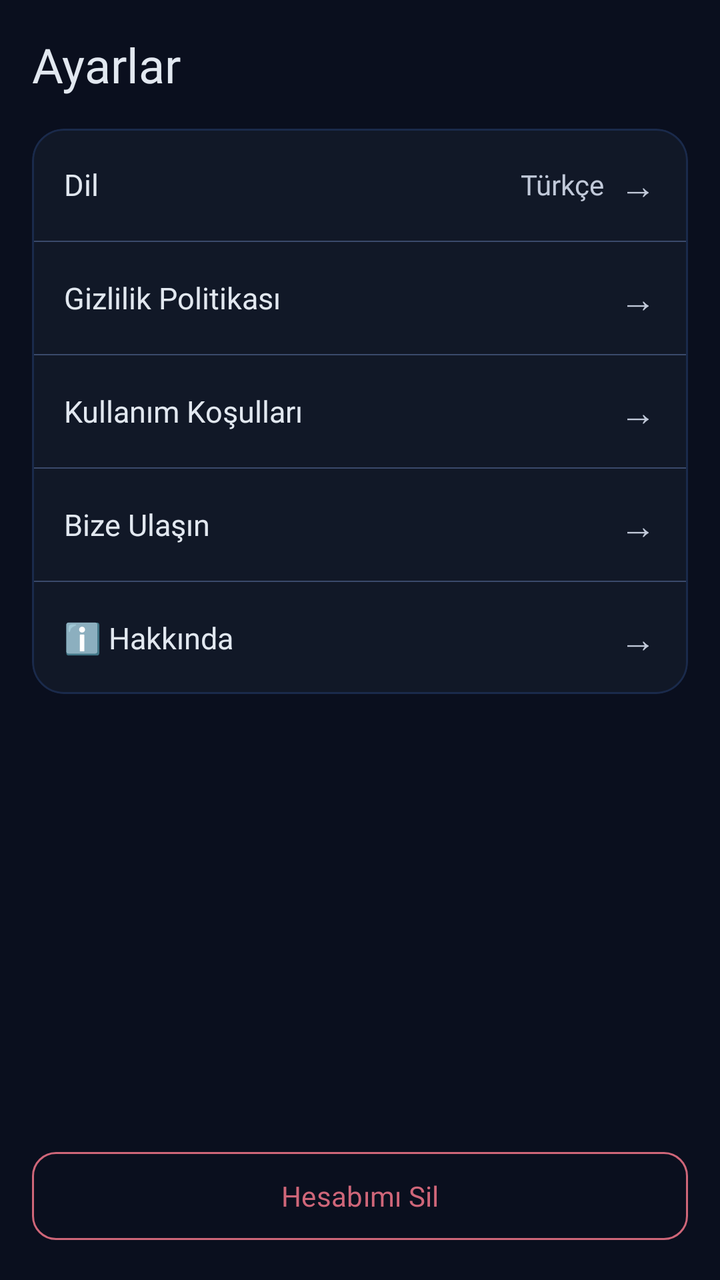
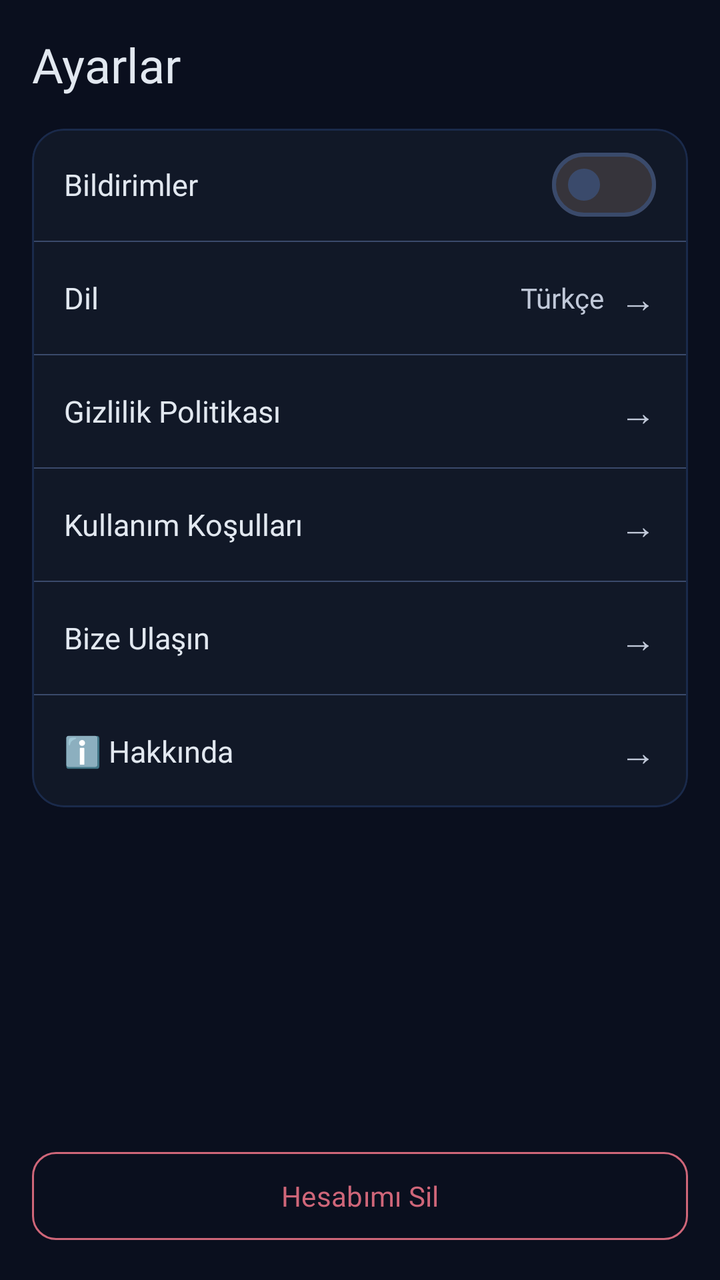

Two renders of the same Android screen: before a commit and after it. Below are the layout's source before the change and the commit's diff.
<!-- AndroidManifest.xml: application theme Theme.KPSSArena -->
<!-- res/layout/fragment_settings.xml -->
<?xml version="1.0" encoding="utf-8"?>
<LinearLayout
    xmlns:android="http://schemas.android.com/apk/res/android"
    xmlns:app="http://schemas.android.com/apk/res-auto"
    android:layout_width="match_parent"
    android:layout_height="match_parent"
    android:orientation="vertical"
    android:background="@color/background">
    <TextView
        android:layout_width="wrap_content"
        android:layout_height="wrap_content"
        android:text="@string/settings_title"
        android:textColor="@color/on_surface"
        android:textSize="24sp"
        android:fontFamily="@font/playfair_display_bold"
        android:layout_margin="16dp" />
    <com.google.android.material.card.MaterialCardView

        android:layout_width="match_parent"
        android:layout_height="wrap_content"
        app:cardCornerRadius="16dp"
        app:cardBackgroundColor="@color/surface"
        android:layout_marginHorizontal="16dp"
        android:layout_marginBottom="16dp">
        <LinearLayout
            android:layout_width="match_parent"
            android:layout_height="wrap_content"
            android:orientation="vertical">
            <LinearLayout
                android:id="@+id/item_notifications"
                android:visibility="gone"
                android:layout_width="match_parent"
                android:layout_height="56dp"
                android:orientation="horizontal"
                android:gravity="center_vertical"
                android:paddingHorizontal="16dp"
                android:clickable="true"
                android:focusable="true"
                android:background="?attr/selectableItemBackground">
                <TextView
                    android:layout_width="0dp"
                    android:layout_height="wrap_content"
                    android:layout_weight="1"
                    android:text="@string/settings_notifications"
                    android:textColor="@color/on_surface"
                    android:textSize="15sp" />
                <TextView
                    android:layout_width="wrap_content"
                    android:layout_height="wrap_content"
                    android:text="@string/action_arrow"
                    android:textColor="@color/on_surface_variant"
                    android:textSize="18sp" />
            </LinearLayout>

            <View android:layout_width="match_parent" android:layout_height="0.5dp" android:background="@color/outline" android:visibility="gone" />
            <LinearLayout
                android:id="@+id/item_language"
                android:layout_width="match_parent"
                android:layout_height="56dp"
                android:orientation="horizontal"
                android:gravity="center_vertical"
                android:paddingHorizontal="16dp"
                android:clickable="true"
                android:focusable="true"
                android:background="?attr/selectableItemBackground">
                <TextView
                    android:layout_width="0dp"
                    android:layout_height="wrap_content"
                    android:layout_weight="1"
                    android:text="@string/settings_language"
                    android:textColor="@color/on_surface"
                    android:textSize="15sp" />
                <TextView
                    android:id="@+id/tv_current_language"
                    android:layout_width="wrap_content"
                    android:layout_height="wrap_content"
                    android:text="@string/language_turkish"
                    android:textColor="@color/on_surface_variant"
                    android:textSize="14sp"
                    android:layout_marginEnd="8dp" />
                <TextView
                    android:layout_width="wrap_content"
                    android:layout_height="wrap_content"
                    android:text="@string/action_arrow"
                    android:textColor="@color/on_surface_variant"
                    android:textSize="18sp" />
            </LinearLayout>
            <View android:layout_width="match_parent" android:layout_height="0.5dp" android:background="@color/outline" />
            <LinearLayout
                android:id="@+id/item_privacy_policy"
                android:layout_width="match_parent"
                android:layout_height="56dp"
                android:orientation="horizontal"
                android:gravity="center_vertical"
                android:paddingHorizontal="16dp"
                android:clickable="true"
                android:focusable="true"
                android:background="?attr/selectableItemBackground">
                <TextView
                    android:layout_width="0dp"
                    android:layout_height="wrap_content"
                    android:layout_weight="1"
                    android:text="@string/settings_privacy_policy"
                    android:textColor="@color/on_surface"
                    android:textSize="15sp" />
                <TextView
                    android:layout_width="wrap_content"
                    android:layout_height="wrap_content"
                    android:text="@string/action_arrow"
                    android:textColor="@color/on_surface_variant"
                    android:textSize="18sp" />
            </LinearLayout>
            <View android:layout_width="match_parent" android:layout_height="0.5dp" android:background="@color/outline" />
            <LinearLayout
                android:id="@+id/item_terms_of_service"
                android:layout_width="match_parent"
                android:layout_height="56dp"
                android:orientation="horizontal"
                android:gravity="center_vertical"
                android:paddingHorizontal="16dp"
                android:clickable="true"

                android:focusable="true"
                android:background="?attr/selectableItemBackground">
                <TextView
                    android:layout_width="0dp"
                    android:layout_height="wrap_content"
                    android:layout_weight="1"
                    android:text="@string/settings_terms_of_service"
                    android:textColor="@color/on_surface"
                    android:textSize="15sp" />
                <TextView
                    android:layout_width="wrap_content"
                    android:layout_height="wrap_content"
                    android:text="@string/action_arrow"
                    android:textColor="@color/on_surface_variant"
                    android:textSize="18sp" />
            </LinearLayout>
            <View android:layout_width="match_parent" android:layout_height="0.5dp" android:background="@color/outline" />
            <LinearLayout
                android:id="@+id/item_contact_us"
                android:layout_width="match_parent"
                android:layout_height="56dp"
                android:orientation="horizontal"
                android:gravity="center_vertical"
                android:paddingHorizontal="16dp"
                android:clickable="true"
                android:focusable="true"
                android:background="?attr/selectableItemBackground">
                <TextView
                    android:layout_width="0dp"
                    android:layout_height="wrap_content"
                    android:layout_weight="1"
                    android:text="@string/settings_contact_us"
                    android:textColor="@color/on_surface"
                    android:textSize="15sp" />

                <TextView
                    android:layout_width="wrap_content"
                    android:layout_height="wrap_content"
                    android:text="@string/action_arrow"
                    android:textColor="@color/on_surface_variant"
                    android:textSize="18sp" />
            </LinearLayout>
            <View android:layout_width="match_parent" android:layout_height="0.5dp" android:background="@color/outline" />
            <LinearLayout
                android:id="@+id/item_about"
                android:layout_width="match_parent"
                android:layout_height="56dp"
                android:orientation="horizontal"
                android:gravity="center_vertical"
                android:paddingHorizontal="16dp"
                android:clickable="true"
                android:focusable="true"
                android:background="?attr/selectableItemBackground">
                <TextView
                    android:layout_width="0dp"
                    android:layout_height="wrap_content"
                    android:layout_weight="1"
                    android:text="@string/settings_about"
                    android:textColor="@color/on_surface"
                    android:textSize="15sp" />
                <TextView
                    android:layout_width="wrap_content"
                    android:layout_height="wrap_content"
                    android:text="@string/action_arrow"
                    android:textColor="@color/on_surface_variant"
                    android:textSize="18sp" />
            </LinearLayout>

        </LinearLayout>
    </com.google.android.material.card.MaterialCardView>
    <Space android:layout_width="match_parent" android:layout_height="0dp" android:layout_weight="1" />
    <com.google.android.material.button.MaterialButton
        android:id="@+id/item_delete_account"
        style="@style/Widget.KPSSArena.Button.Outlined"
        android:layout_width="match_parent"
        android:layout_height="52dp"
        android:text="@string/action_delete_account"
        android:textColor="@color/error"
        app:strokeColor="@color/error"
        android:layout_marginHorizontal="16dp"
        android:layout_marginBottom="16dp" />
</LinearLayout>
<!-- resources referenced by this layout -->
<resources>
  <color name="background">#0A0F1E</color>
  <color name="error">#CF6679</color>
  <color name="on_surface">#E2E8F0</color>
  <color name="on_surface_variant">#C1C9D9</color>
  <color name="outline">#3A4A6B</color>
  <color name="surface">#111827</color>
  <string name="action_arrow">→</string>
  <string name="action_delete_account">Hesabımı Sil</string>
  <string name="language_turkish">Türkçe</string>
  <string name="settings_about">ℹ️ Hakkında</string>
  <string name="settings_contact_us">Bize Ulaşın</string>
  <string name="settings_language">Dil</string>
  <string name="settings_notifications">Bildirimler</string>
  <string name="settings_privacy_policy">Gizlilik Politikası</string>
  <string name="settings_terms_of_service">Kullanım Koşulları</string>
  <string name="settings_title">Ayarlar</string>
  <style name="Widget.KPSSArena.Button.Outlined" parent="Widget.Material3.Button.OutlinedButton">
          <item name="cornerRadius">12dp</item>
          <item name="android:textAllCaps">false</item>
  
          <item name="strokeColor">@color/primary</item>
      </style>
  <style name="Theme.KPSSArena" parent="Theme.Material3.Dark.NoActionBar">
          
          <item name="colorPrimary">#C9A84C</item>
          <item name="colorOnPrimary">#1A1000</item>
          <item name="colorPrimaryContainer">#3D2C00</item>
          <item name="colorOnPrimaryContainer">#FFE08C</item>
          
          
          <item name="colorSecondary">#0D1B3E</item>
          <item name="colorOnSecondary">#E8EDF7</item>
          <item name="colorSecondaryContainer">#1E2A45</item>
          <item name="colorOnSecondaryContainer">#D4E3FF</item>
          
          
          <item name="colorTertiary">#A5C4FF</item>
          <item name="colorOnTertiary">#002D6B</item>
          
          
          <item name="android:colorBackground">#0A0F1E</item>
          <item name="colorSurface">#111827</item>
          <item name="colorSurfaceVariant">#1E2A45</item>
          <item name="colorOnSurface">#E2E8F0</item>
          <item name="colorOnSurfaceVariant">#C1C9D9</item>
          
          
          <item name="colorOutline">#3A4A6B</item>
          <item name="colorOutlineVariant">#1A2A4B</item>
          
          
          <item name="colorError">#CF6679</item>
          <item name="colorOnError">#370B1E</item>
          
          
          <item name="android:statusBarColor">@android:color/transparent</item>
          <item name="android:navigationBarColor">@android:color/transparent</item>
          <item name="android:windowLightStatusBar">false</item>
          
          
          <item name="fontFamily">@font/inter_regular</item>
  
          
          
          <item name="shapeAppearanceSmallComponent">@style/ShapeAppearance.KPSSArena.Small</item>
          <item name="shapeAppearanceMediumComponent">@style/ShapeAppearance.KPSSArena.Medium</item>
          <item name="shapeAppearanceLargeComponent">@style/ShapeAppearance.KPSSArena.Large</item>
      </style>
  <color name="primary">#C9A84C</color>
  <style name="ShapeAppearance.KPSSArena.Small" parent="ShapeAppearance.Material3.Corner.Small">
          <item name="cornerFamily">rounded</item>
          <item name="cornerSize">12dp</item>
      </style>
  <style name="ShapeAppearance.KPSSArena.Medium" parent="ShapeAppearance.Material3.Corner.Medium">
          <item name="cornerFamily">rounded</item>
          <item name="cornerSize">16dp</item>
      </style>
  <style name="ShapeAppearance.KPSSArena.Large" parent="ShapeAppearance.Material3.Corner.Large">
          <item name="cornerFamily">rounded</item>
          <item name="cornerSize">24dp</item>
      </style>
</resources>

<!-- the commit's change to res/layout/fragment_settings.xml (unified diff, before → after) -->
@@ -28,8 +28,7 @@
             android:orientation="vertical">
             <LinearLayout
                 android:id="@+id/item_notifications"
-                android:visibility="gone"
-                android:layout_width="match_parent"
+                                android:layout_width="match_parent"
                 android:layout_height="56dp"
                 android:orientation="horizontal"
                 android:gravity="center_vertical"
@@ -44,15 +43,15 @@
                     android:text="@string/settings_notifications"
                     android:textColor="@color/on_surface"
                     android:textSize="15sp" />
-                <TextView
-                    android:layout_width="wrap_content"
-                    android:layout_height="wrap_content"
-                    android:text="@string/action_arrow"
-                    android:textColor="@color/on_surface_variant"
-                    android:textSize="18sp" />
-            </LinearLayout>
-
-            <View android:layout_width="match_parent" android:layout_height="0.5dp" android:background="@color/outline" android:visibility="gone" />
+                <com.google.android.material.materialswitch.MaterialSwitch
+                    android:id="@+id/switch_notifications"
+                    android:layout_width="wrap_content"
+                    android:layout_height="wrap_content"
+                    android:clickable="false"
+                    android:focusable="false" />
+            </LinearLayout>
+
+            <View android:layout_width="match_parent" android:layout_height="0.5dp" android:background="@color/outline" />
             <LinearLayout
                 android:id="@+id/item_language"
                 android:layout_width="match_parent"
